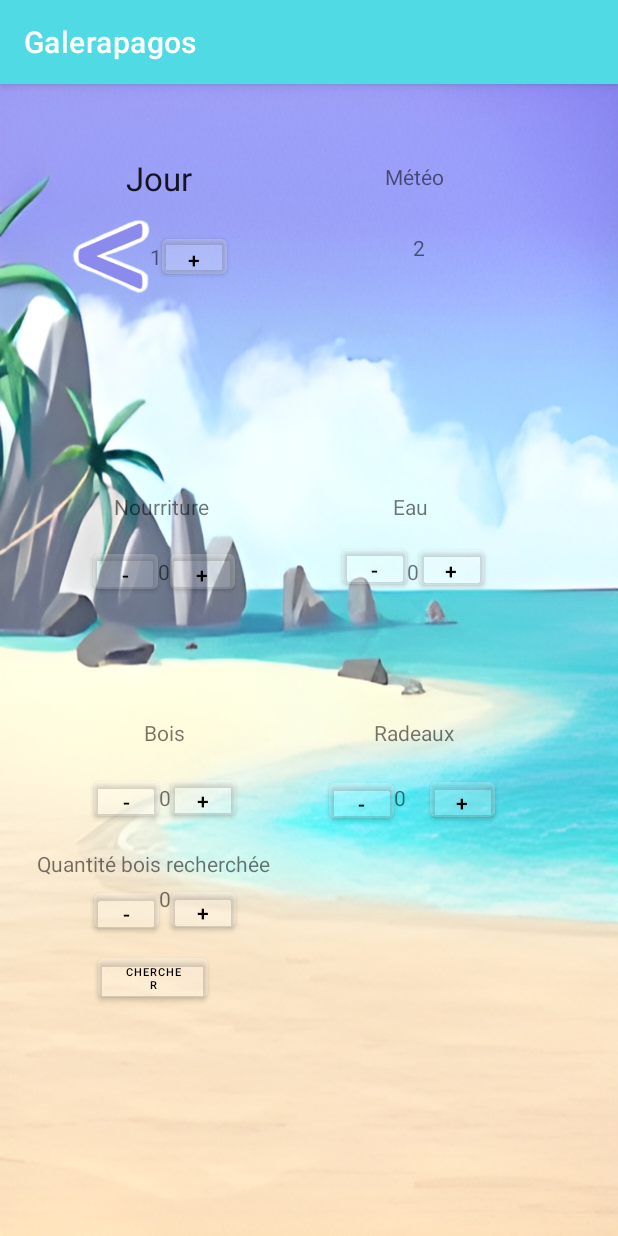
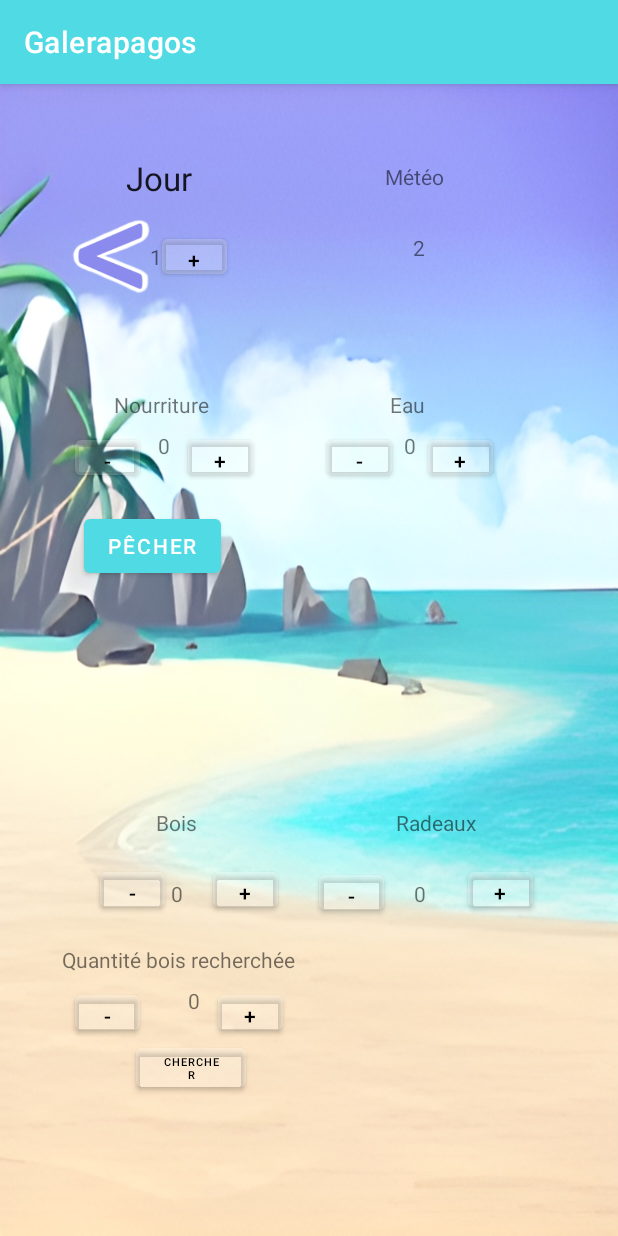
Before and after one commit to MateoLaville/Galerapagos, an Android app: the screen it shows after launch (MainActivity), on a phone screen of 412 x 824 dp. Run offline under Robolectric (Android 15) with nearby library versions, the phone set to English and light mode, and no system bars.

Commit message:
Ajout fonction pêche

```diff
--- a/app/src/main/java/com/example/galerapagos/MainActivity.kt
+++ b/app/src/main/java/com/example/galerapagos/MainActivity.kt
@@ -7,6 +7,7 @@ import android.widget.TextView
 class MainActivity : AppCompatActivity() {
     var weatherList = mutableListOf("0", "0", "0", "1", "1", "1", "2", "2", "2", "3", "3")
     var woodChances = mutableListOf(1, 0, 0, 0, 0, 0)
+    var fishList = mutableListOf(1, 1, 1, 2, 2, 3)
 
     override fun onCreate(savedInstanceState: Bundle?) {
         super.onCreate(savedInstanceState)
@@ -73,6 +74,12 @@ class MainActivity : AppCompatActivity() {
             food--
 
         foodText.text = "$food"
+    }
+    fun toFish(view: android.view.View) {
+        val fishText: TextView = findViewById(R.id.fish)
+        var fish = fishList.random()
+
+        fishText.text = "$fish" + " poisson(s) pêché(s) !"
     }
 
     fun incrWater(view: android.view.View) {
--- a/app/src/main/res/layout/activity_main.xml
+++ b/app/src/main/res/layout/activity_main.xml
@@ -91,37 +91,102 @@
        app:layout_constraintTop_toBottomOf="@+id/textView9" />
 
 
+    <Button
+        android:id="@+id/incrWater"
+        android:layout_width="43dp"
+        android:layout_height="35dp"
+        android:layout_marginStart="8dp"
+        android:onClick="incrWater"
+        android:text="+"
+        android:textColor="@color/black"
+        app:backgroundTint="#33FFFFFF"
+        app:layout_constraintBottom_toBottomOf="@+id/water"
+        app:layout_constraintStart_toEndOf="@+id/water"
+        app:layout_constraintTop_toTopOf="@+id/water"
+        app:layout_constraintVertical_bias="0.0" />
+
+    <TextView
+        android:id="@+id/water"
+        android:layout_width="wrap_content"
+        android:layout_height="wrap_content"
+        android:layout_marginStart="6dp"
+        android:layout_marginTop="8dp"
+        android:layout_marginEnd="6dp"
+        android:text="0"
+        app:layout_constraintEnd_toEndOf="@+id/textView2"
+        app:layout_constraintHorizontal_bias="1.0"
+        app:layout_constraintStart_toStartOf="@+id/textView2"
+        app:layout_constraintTop_toBottomOf="@+id/textView2" />
 
     <Button
         android:id="@+id/incrFood"
         android:layout_width="43dp"
         android:layout_height="35dp"
-        app:backgroundTint="#33FFFFFF"
-        android:textColor="@color/black"
+        android:layout_marginStart="12dp"
         android:onClick="incrFood"
         android:text="+"
+        android:textColor="@color/black"
+        app:backgroundTint="#33FFFFFF"
         app:layout_constraintBottom_toBottomOf="@+id/food"
         app:layout_constraintStart_toEndOf="@+id/food"
-        app:layout_constraintTop_toTopOf="@+id/food" />
+        app:layout_constraintTop_toTopOf="@+id/food"
+        app:layout_constraintVertical_bias="0.0" />
+
+    <Button
+        android:id="@+id/decrWater"
+        android:layout_width="43dp"
+        android:layout_height="35dp"
+        android:layout_marginEnd="8dp"
+        android:onClick="decrWater"
+        android:text="-"
+        android:textColor="@color/black"
+        app:backgroundTint="#33FFFFFF"
+        app:layout_constraintBottom_toBottomOf="@+id/water"
+        app:layout_constraintEnd_toStartOf="@+id/water"
+        app:layout_constraintTop_toTopOf="@+id/water"
+        app:layout_constraintVertical_bias="0.0" />
+
+    <TextView
+        android:id="@+id/textView"
+        android:layout_width="wrap_content"
+        android:layout_height="wrap_content"
+        android:layout_marginStart="76dp"
+        android:layout_marginTop="204dp"
+        android:text="Nourriture"
+        app:layout_constraintStart_toStartOf="parent"
+        app:layout_constraintTop_toTopOf="parent" />
 
     <Button
         android:id="@+id/decrFood"
         android:layout_width="43dp"
         android:layout_height="35dp"
-        app:backgroundTint="#33FFFFFF"
-        android:textColor="@color/black"
+        android:layout_marginEnd="12dp"
         android:onClick="decrFood"
         android:text="-"
+        android:textColor="@color/black"
+        app:backgroundTint="#33FFFFFF"
         app:layout_constraintBottom_toBottomOf="@+id/food"
         app:layout_constraintEnd_toStartOf="@+id/food"
-        app:layout_constraintTop_toTopOf="@+id/food" />
+        app:layout_constraintTop_toTopOf="@+id/food"
+        app:layout_constraintVertical_bias="0.0" />
+
+    <TextView
+        android:id="@+id/textView2"
+        android:layout_width="wrap_content"
+        android:layout_height="wrap_content"
+        android:layout_marginTop="204dp"
+        android:text="Eau"
+        app:layout_constraintEnd_toEndOf="parent"
+        app:layout_constraintHorizontal_bias="0.483"
+        app:layout_constraintStart_toEndOf="@+id/textView"
+        app:layout_constraintTop_toTopOf="parent" />
 
     <TextView
         android:id="@+id/food"
         android:layout_width="wrap_content"
         android:layout_height="wrap_content"
         android:layout_marginStart="29dp"
-       android:layout_marginTop="24dp"
+        android:layout_marginTop="8dp"
         android:layout_marginEnd="27dp"
         android:text="0"
         app:layout_constraintEnd_toEndOf="@+id/textView"
@@ -129,125 +194,23 @@
         app:layout_constraintStart_toStartOf="@+id/textView"
         app:layout_constraintTop_toBottomOf="@+id/textView" />
 
-   <TextView
-       android:id="@+id/textView"
-       android:layout_width="wrap_content"
-       android:layout_height="wrap_content"
-       android:layout_marginStart="76dp"
-       android:layout_marginTop="272dp"
-       android:text="Nourriture"
-       app:layout_constraintStart_toStartOf="parent"
-       app:layout_constraintTop_toTopOf="parent" />
-
-
-
-    <Button
-        android:id="@+id/incrWater"
-        android:layout_width="43dp"
-        android:layout_height="35dp"
-        android:onClick="incrWater"
-        android:text="+"
-        android:textColor="@color/black"
-        app:backgroundTint="#33FFFFFF"
-        app:layout_constraintBottom_toBottomOf="@+id/water"
-        app:layout_constraintStart_toEndOf="@+id/water"
-        app:layout_constraintTop_toTopOf="@+id/water"
-        app:layout_constraintVertical_bias="0.687" />
-
-    <Button
-        android:id="@+id/decrWater"
-        android:layout_width="43dp"
-        android:layout_height="35dp"
-        app:backgroundTint="#33FFFFFF"
-        android:textColor="@color/black"
-        android:onClick="decrWater"
-        android:text="-"
-        app:layout_constraintBottom_toBottomOf="@+id/water"
-        app:layout_constraintEnd_toStartOf="@+id/water"
-        app:layout_constraintTop_toTopOf="@+id/water"
-        app:layout_constraintVertical_bias="0.736" />
 
     <TextView
-        android:id="@+id/textView2"
-        android:layout_width="wrap_content"
-        android:layout_height="wrap_content"
-        android:layout_marginTop="272dp"
-        android:text="Eau"
-        app:layout_constraintEnd_toEndOf="parent"
-        app:layout_constraintHorizontal_bias="0.491"
-        app:layout_constraintStart_toEndOf="@+id/textView"
-        app:layout_constraintTop_toTopOf="parent" />
-
-   <TextView
-       android:id="@+id/water"
-       android:layout_width="wrap_content"
-       android:layout_height="wrap_content"
-       android:layout_marginStart="6dp"
-       android:layout_marginTop="24dp"
-       android:layout_marginEnd="6dp"
+        android:id="@+id/raft"
+        android:layout_width="20dp"
+        android:layout_height="22dp"
+        android:layout_marginTop="28dp"
         android:text="0"
-       app:layout_constraintEnd_toEndOf="@+id/textView2"
-       app:layout_constraintHorizontal_bias="1.0"
-       app:layout_constraintStart_toStartOf="@+id/textView2"
-       app:layout_constraintTop_toBottomOf="@+id/textView2" />
-
-
-
-    <Button
-        android:id="@+id/incrWood"
-        android:layout_width="43dp"
-        android:layout_height="35dp"
-        app:backgroundTint="#33FFFFFF"
-        android:textColor="@color/black"
-        android:onClick="incrWood"
-        android:text="+"
-        app:layout_constraintBottom_toBottomOf="@+id/wood"
-        app:layout_constraintStart_toEndOf="@+id/wood"
-        app:layout_constraintTop_toTopOf="@+id/wood" />
-
-    <Button
-        android:id="@+id/decrWood"
-        android:layout_width="43dp"
-        android:layout_height="35dp"
-        app:backgroundTint="#33FFFFFF"
-        android:textColor="@color/black"
-        android:onClick="decrWood"
-        android:text="-"
-        app:layout_constraintBottom_toBottomOf="@+id/wood"
-        app:layout_constraintEnd_toStartOf="@+id/wood"
-        app:layout_constraintTop_toTopOf="@+id/wood"
-        app:layout_constraintVertical_bias="0.473" />
-
-   <TextView
-       android:id="@+id/textView5"
-       android:layout_width="wrap_content"
-       android:layout_height="wrap_content"
-       android:layout_marginStart="96dp"
-       android:layout_marginTop="88dp"
-       android:text="Bois"
-       app:layout_constraintStart_toStartOf="parent"
-       app:layout_constraintTop_toBottomOf="@+id/food" />
-
-   <TextView
-       android:id="@+id/wood"
-       android:layout_width="wrap_content"
-       android:layout_height="wrap_content"
-       android:layout_marginStart="10dp"
-       android:layout_marginTop="24dp"
-       android:layout_marginEnd="9dp"
-       android:text="0"
-       app:layout_constraintEnd_toEndOf="@+id/textView5"
-       app:layout_constraintHorizontal_bias="0.0"
-       app:layout_constraintStart_toStartOf="@+id/textView5"
-       app:layout_constraintTop_toBottomOf="@+id/textView5" />
-
-
+        app:layout_constraintEnd_toEndOf="@+id/textView7"
+        app:layout_constraintHorizontal_bias="0.352"
+        app:layout_constraintStart_toStartOf="@+id/textView7"
+        app:layout_constraintTop_toBottomOf="@+id/textView7" />
 
     <Button
         android:id="@+id/incrRaft"
         android:layout_width="43dp"
         android:layout_height="35dp"
-       android:layout_marginStart="4dp"
+        android:layout_marginStart="16dp"
         android:onClick="incrRaft"
         android:text="+"
         android:textColor="@color/black"
@@ -255,49 +218,38 @@
         app:layout_constraintBottom_toBottomOf="@+id/raft"
         app:layout_constraintStart_toEndOf="@+id/raft"
         app:layout_constraintTop_toTopOf="@+id/raft"
-       app:layout_constraintVertical_bias="0.538" />
-
-   <Button
-       android:id="@+id/decrRaft"
-       android:layout_width="43dp"
-       android:layout_height="35dp"
-       app:backgroundTint="#33FFFFFF"
-       android:textColor="@color/black"
-       android:onClick="decrRaft"
-       android:text="-"
-       app:layout_constraintBottom_toBottomOf="@+id/raft"
-       app:layout_constraintEnd_toStartOf="@+id/raft"
-       app:layout_constraintTop_toTopOf="@+id/raft"
-       app:layout_constraintVertical_bias="0.47" />
+        app:layout_constraintVertical_bias="0.846" />
 
     <TextView
         android:id="@+id/textView7"
         android:layout_width="wrap_content"
         android:layout_height="wrap_content"
-       android:layout_marginTop="88dp"
+        android:layout_marginTop="232dp"
         android:text="Radeaux"
         app:layout_constraintEnd_toEndOf="parent"
-       app:layout_constraintHorizontal_bias="0.534"
+        app:layout_constraintHorizontal_bias="0.584"
         app:layout_constraintStart_toEndOf="@+id/textView5"
         app:layout_constraintTop_toBottomOf="@+id/water" />
 
-   <TextView
-       android:id="@+id/raft"
-       android:layout_width="20dp"
-       android:layout_height="22dp"
-       android:layout_marginTop="24dp"
-       android:text="0"
-       app:layout_constraintEnd_toEndOf="@+id/textView7"
-       app:layout_constraintHorizontal_bias="0.4"
-       app:layout_constraintStart_toStartOf="@+id/textView7"
-       app:layout_constraintTop_toBottomOf="@+id/textView7" />
-
-
+    <Button
+        android:id="@+id/decrWood"
+        android:layout_width="43dp"
+        android:layout_height="35dp"
+        android:layout_marginEnd="4dp"
+        android:onClick="decrWood"
+        android:text="-"
+        android:textColor="@color/black"
+        app:backgroundTint="#33FFFFFF"
+        app:layout_constraintBottom_toBottomOf="@+id/wood"
+        app:layout_constraintEnd_toStartOf="@+id/wood"
+        app:layout_constraintTop_toTopOf="@+id/wood"
+        app:layout_constraintVertical_bias="0.687" />
 
     <Button
         android:id="@+id/incrWoodToSearch"
         android:layout_width="43dp"
         android:layout_height="35dp"
+        android:layout_marginStart="12dp"
         android:onClick="incrWoodToSearch"
         android:text="+"
         android:textColor="@color/black"
@@ -305,12 +257,62 @@
         app:layout_constraintBottom_toBottomOf="@+id/woodToSearch"
         app:layout_constraintStart_toEndOf="@+id/woodToSearch"
         app:layout_constraintTop_toTopOf="@+id/woodToSearch"
-       app:layout_constraintVertical_bias="0.062" />
+        app:layout_constraintVertical_bias="0.0" />
+
+    <TextView
+        android:id="@+id/woodToSearch"
+        android:layout_width="wrap_content"
+        android:layout_height="wrap_content"
+        android:layout_marginTop="52dp"
+        android:text="0"
+        app:layout_constraintEnd_toStartOf="@+id/incrWood"
+        app:layout_constraintHorizontal_bias="0.625"
+        app:layout_constraintStart_toEndOf="@+id/decrWood"
+        app:layout_constraintTop_toBottomOf="@+id/wood" />
+
+    <TextView
+        android:id="@+id/textView5"
+        android:layout_width="wrap_content"
+        android:layout_height="wrap_content"
+        android:layout_marginStart="104dp"
+        android:layout_marginTop="232dp"
+        android:text="Bois"
+        app:layout_constraintStart_toStartOf="parent"
+        app:layout_constraintTop_toBottomOf="@+id/food" />
+
+    <Button
+        android:id="@+id/incrWood"
+        android:layout_width="43dp"
+        android:layout_height="35dp"
+        android:layout_marginStart="20dp"
+        android:onClick="incrWood"
+        android:text="+"
+        android:textColor="@color/black"
+        app:backgroundTint="#33FFFFFF"
+        app:layout_constraintBottom_toBottomOf="@+id/wood"
+        app:layout_constraintStart_toEndOf="@+id/wood"
+        app:layout_constraintTop_toTopOf="@+id/wood"
+        app:layout_constraintVertical_bias="0.687" />
+
+    <Button
+        android:id="@+id/decrRaft"
+        android:layout_width="43dp"
+        android:layout_height="35dp"
+        android:layout_marginEnd="20dp"
+        android:onClick="decrRaft"
+        android:text="-"
+        android:textColor="@color/black"
+        app:backgroundTint="#33FFFFFF"
+        app:layout_constraintBottom_toBottomOf="@+id/raft"
+        app:layout_constraintEnd_toStartOf="@+id/raft"
+        app:layout_constraintTop_toTopOf="@+id/raft"
+        app:layout_constraintVertical_bias="0.692" />
 
     <Button
         android:id="@+id/decrWoodToSearch"
         android:layout_width="43dp"
         android:layout_height="35dp"
+        android:layout_marginEnd="32dp"
         android:onClick="decrWoodToSearch"
         android:text="-"
         android:textColor="@color/black"
@@ -321,42 +323,43 @@
         app:layout_constraintVertical_bias="0.0" />
 
     <TextView
-        android:id="@+id/woodToSearch"
-        android:layout_width="wrap_content"
-        android:layout_height="wrap_content"
-        android:layout_marginTop="48dp"
-        android:text="0"
-        app:layout_constraintEnd_toStartOf="@+id/incrWood"
-        app:layout_constraintHorizontal_bias="0.0"
-        app:layout_constraintStart_toEndOf="@+id/decrWood"
-        app:layout_constraintTop_toBottomOf="@+id/wood" />
-
-    <TextView
         android:id="@+id/textView4"
         android:layout_width="165dp"
         android:layout_height="23dp"
+        android:layout_marginBottom="4dp"
         android:text="Quantité bois recherchée"
         app:layout_constraintBottom_toTopOf="@+id/woodToSearch"
         app:layout_constraintEnd_toEndOf="@+id/incrWoodToSearch"
-        app:layout_constraintHorizontal_bias="0.545"
+        app:layout_constraintHorizontal_bias="0.333"
         app:layout_constraintStart_toStartOf="@+id/decrWoodToSearch" />
-
-
 
     <Button
         android:id="@+id/searchWood"
         android:layout_width="73dp"
         android:layout_height="38dp"
-        android:layout_marginTop="24dp"
+        android:layout_marginTop="16dp"
         android:onClick="searchWood"
         android:text="Chercher"
         android:textColor="@color/black"
         android:textSize="7sp"
         app:backgroundTint="#33FFFFFF"
         app:layout_constraintEnd_toEndOf="@+id/woodToSearch"
-        app:layout_constraintHorizontal_bias="0.628"
+        app:layout_constraintHorizontal_bias="0.538"
         app:layout_constraintStart_toStartOf="@+id/woodToSearch"
         app:layout_constraintTop_toBottomOf="@+id/woodToSearch" />
+
+    <TextView
+        android:id="@+id/wood"
+        android:layout_width="wrap_content"
+        android:layout_height="wrap_content"
+        android:layout_marginStart="10dp"
+        android:layout_marginTop="28dp"
+        android:layout_marginEnd="9dp"
+        android:text="0"
+        app:layout_constraintEnd_toEndOf="@+id/textView5"
+        app:layout_constraintHorizontal_bias="1.0"
+        app:layout_constraintStart_toStartOf="@+id/textView5"
+        app:layout_constraintTop_toBottomOf="@+id/textView5" />
 
     <TextView
         android:id="@+id/result"
@@ -369,6 +372,26 @@
         app:layout_constraintStart_toStartOf="@+id/searchWood"
         app:layout_constraintTop_toBottomOf="@+id/searchWood" />
 
+ <Button
+     android:id="@+id/button"
+     android:layout_width="wrap_content"
+     android:layout_height="wrap_content"
+     android:layout_marginStart="56dp"
+     android:layout_marginTop="284dp"
+     android:onClick="toFish"
+     android:text="Pêcher"
+     app:layout_constraintStart_toStartOf="parent"
+     app:layout_constraintTop_toTopOf="parent" />
+
+ <TextView
+     android:id="@+id/fish"
+     android:layout_width="0dp"
+     android:layout_height="16dp"
+     android:layout_marginTop="356dp"
+     app:layout_constraintEnd_toEndOf="@+id/button"
+     app:layout_constraintHorizontal_bias="1.0"
+     app:layout_constraintStart_toStartOf="parent"
+     app:layout_constraintTop_toTopOf="parent" />
 
 
 </androidx.constraintlayout.widget.ConstraintLayout>
```
Lines whose indentation alone changed are shown as unchanged.
